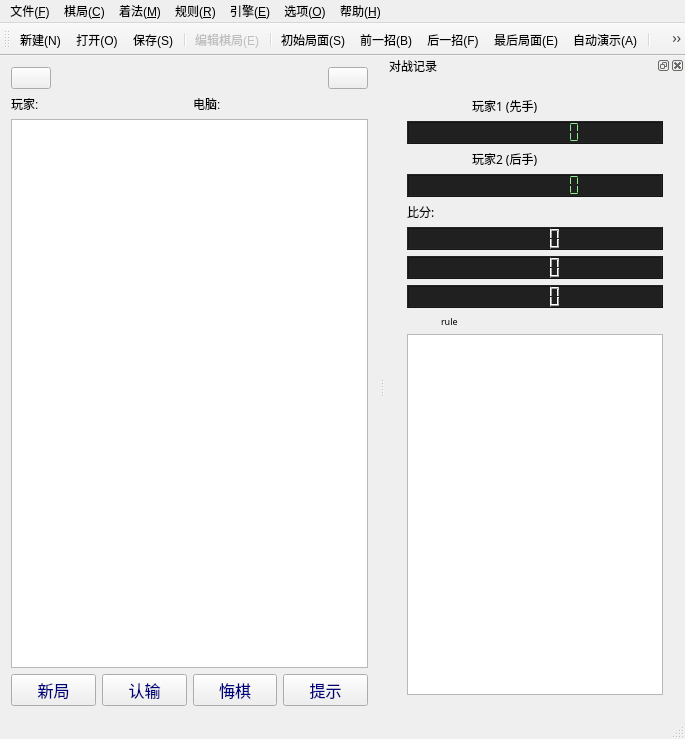
Above: gamewindow.ui from calcitem/Sanmill before the change. Below: the same form after it.
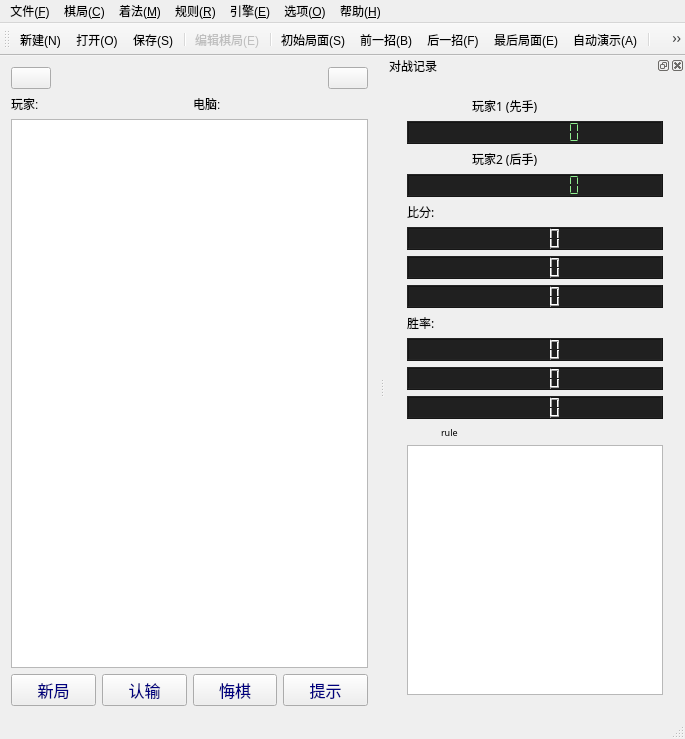
That is the form after the change. Icons and pictures are not drawn. Custom widgets are drawn as their Qt base class.

Commit message: UI: 界面上增加胜率显示 (万分之几)

Diff of the .ui file:
```diff
--- a/gamewindow.ui
+++ b/gamewindow.ui
@@ -635,6 +635,67 @@
            </property>
           </widget>
          </item>
+         <item>
+          <widget class="QLabel" name="labelWinningRate">
+           <property name="font">
+            <font>
+             <family>黑体</family>
+             <pointsize>9</pointsize>
+            </font>
+           </property>
+           <property name="text">
+            <string>胜率:</string>
+           </property>
+          </widget>
+         </item>
+         <item>
+          <widget class="QLCDNumber" name="winningRateLcdNumber_1">
+           <property name="sizePolicy">
+            <sizepolicy hsizetype="Preferred" vsizetype="Minimum">
+             <horstretch>0</horstretch>
+             <verstretch>0</verstretch>
+            </sizepolicy>
+           </property>
+           <property name="smallDecimalPoint">
+            <bool>false</bool>
+           </property>
+           <property name="digitCount">
+            <number>5</number>
+           </property>
+          </widget>
+         </item>
+         <item>
+          <widget class="QLCDNumber" name="winningRateLcdNumber_2">
+           <property name="sizePolicy">
+            <sizepolicy hsizetype="Preferred" vsizetype="Minimum">
+             <horstretch>0</horstretch>
+             <verstretch>0</verstretch>
+            </sizepolicy>
+           </property>
+           <property name="smallDecimalPoint">
+            <bool>false</bool>
+           </property>
+           <property name="digitCount">
+            <number>5</number>
+           </property>
+          </widget>
+         </item>
+         <item>
+          <widget class="QLCDNumber" name="winningRateLcdNumber_draw">
+           <property name="sizePolicy">
+            <sizepolicy hsizetype="Preferred" vsizetype="Minimum">
+             <horstretch>0</horstretch>
+             <verstretch>0</verstretch>
+            </sizepolicy>
+           </property>
+           <property name="smallDecimalPoint">
+            <bool>false</bool>
+           </property>
+           <property name="digitCount">
+            <number>5</number>
+           </property>
+          </widget>
+         </item>
          <item>
           <layout class="QHBoxLayout" name="horizontalLayout_2">
            <item>
```
The commit also changes 3 other files.
